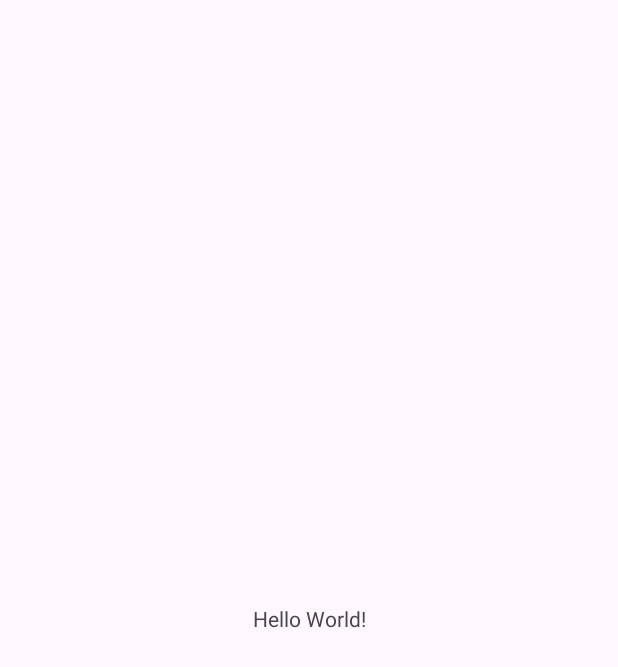
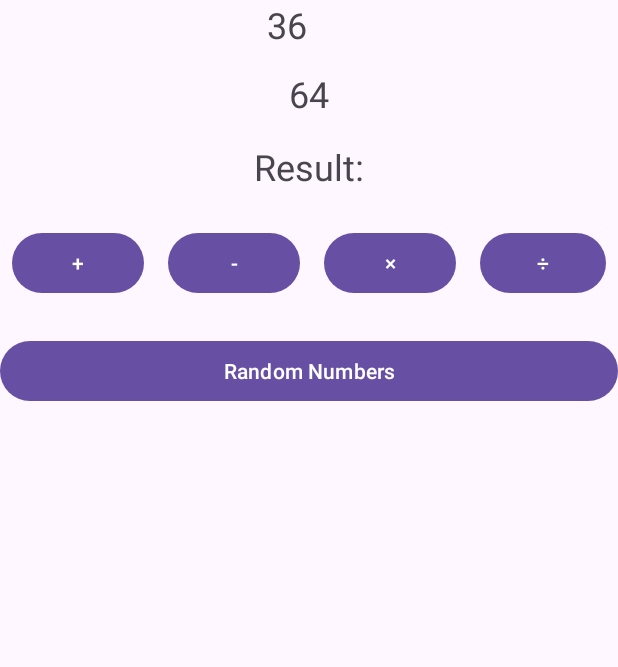
Before and after one commit to layan123-create/calc12, an Android app: the screen it shows after launch (MainActivity), on a phone screen of 412 x 824 dp. Before the commit the part shown is almost empty. Shown: the top 667 px of the screen. Run offline under Robolectric (Android 15) with nearby library versions, the phone set to English and light mode, and no system bars.

Commit message:
first commit

```diff
--- a/app/src/main/java/com/example/calc12/MainActivity.java
+++ b/app/src/main/java/com/example/calc12/MainActivity.java
@@ -1,6 +1,9 @@
 package com.example.calc12;
 
 import android.os.Bundle;
+import android.view.View;
+import android.widget.Button;
+import android.widget.TextView;
 
 import androidx.activity.EdgeToEdge;
 import androidx.appcompat.app.AppCompatActivity;
@@ -8,12 +11,75 @@ import androidx.core.graphics.Insets;
 import androidx.core.view.ViewCompat;
 import androidx.core.view.WindowInsetsCompat;
 
+import java.util.Random;
+
 public class MainActivity extends AppCompatActivity {
-
+    private TextView resultView, num1View, num2View;
+    private int num1, num2;private Button addButton, subtractButton, multiplyButton, divideButton, randomizeButton;
     @Override
     protected void onCreate(Bundle savedInstanceState) {
         super.onCreate(savedInstanceState);
-        EdgeToEdge.enable(this);
         setContentView(R.layout.activity_main);
+        num1View = findViewById(R.id.num1View);
+        num2View = findViewById(R.id.num2View);
+        resultView = findViewById(R.id.resultView);
+        addButton = findViewById(R.id.addButton);
+        subtractButton = findViewById(R.id.subtractButton);
+        multiplyButton = findViewById(R.id.multiplyButton);
+        divideButton = findViewById(R.id.divideButton);
+        randomizeButton = findViewById(R.id.randomizeButton);
+        generateRandomNumbers();
+        addButton.setOnClickListener(new View.OnClickListener() {
+            @Override
+            public void onClick(View v) {
+                int result = num1 + num2;
+                resultView.setText("Result: " + result);
+            }
+        });
+
+        subtractButton.setOnClickListener(new View.OnClickListener() {
+            @Override
+            public void onClick(View v) {
+                int result = num1 - num2;
+                resultView.setText("Result: " + result);
+            }
+        });
+
+        multiplyButton.setOnClickListener(new View.OnClickListener() {
+            @Override
+            public void onClick(View v) {
+                int result = num1 * num2;
+                resultView.setText("Result: " + result);
+            }
+        });
+
+        divideButton.setOnClickListener(new View.OnClickListener() {
+            @Override
+            public void onClick(View v) {
+                if (num2 != 0) {
+                    double result = (double) num1 / num2;
+                    resultView.setText("Result: " + result);
+                } else {
+                    resultView.setText("Cannot divide by zero!");
+                }
+            }
+        });
+        randomizeButton.setOnClickListener(new View.OnClickListener() {
+            @Override
+            public void onClick(View v) {
+                generateRandomNumbers();
+            }
+        });
     }
+
+    private void generateRandomNumbers() {
+        Random random = new Random();
+        num1 = random.nextInt(100);
+        num2 = random.nextInt(100);
+
+        num1View.setText(String.valueOf(num1));
+        num2View.setText(String.valueOf(num2));
+        resultView.setText("Result:");
+    }
+
 }
--- a/app/src/main/res/layout/activity_main.xml
+++ b/app/src/main/res/layout/activity_main.xml
@@ -1,19 +1,81 @@
 <?xml version="1.0" encoding="utf-8"?>
-<androidx.constraintlayout.widget.ConstraintLayout xmlns:android="http://schemas.android.com/apk/res/android"
+<LinearLayout xmlns:android="http://schemas.android.com/apk/res/android"
     xmlns:app="http://schemas.android.com/apk/res-auto"
     xmlns:tools="http://schemas.android.com/tools"
     android:id="@+id/main"
     android:layout_width="match_parent"
     android:layout_height="match_parent"
+    android:orientation="vertical"
     tools:context=".MainActivity">
 
     <TextView
+        android:id="@+id/num1View"
+        android:layout_width="55dp"
+        android:layout_height="46dp"
+        android:layout_gravity="center_horizontal"
+        android:text="Num1"
+        android:textSize="24sp" />
+
+    <TextView
+        android:id="@+id/num2View"
         android:layout_width="wrap_content"
         android:layout_height="wrap_content"
-        android:text="Hello World!"
-        app:layout_constraintBottom_toBottomOf="parent"
-        app:layout_constraintEnd_toEndOf="parent"
-        app:layout_constraintStart_toStartOf="parent"
-        app:layout_constraintTop_toTopOf="parent" />
+        android:text="Num2"
+        android:textSize="24sp"
+        android:layout_gravity="center_horizontal"
+        android:layout_marginBottom="16dp"/>
 
-</androidx.constraintlayout.widget.ConstraintLayout>
+
+    <TextView
+        android:id="@+id/resultView"
+        android:layout_width="wrap_content"
+        android:layout_height="wrap_content"
+        android:text="Result"
+        android:textSize="24sp"
+        android:layout_gravity="center_horizontal"
+        android:layout_marginBottom="16dp"/>
+
+
+    <LinearLayout
+        android:layout_width="match_parent"
+        android:layout_height="wrap_content"
+        android:orientation="horizontal"
+        android:gravity="center">
+
+        <Button
+            android:id="@+id/addButton"
+            android:layout_width="wrap_content"
+            android:layout_height="wrap_content"
+            android:text="+"
+            android:layout_margin="8dp"/>
+
+        <Button
+            android:id="@+id/subtractButton"
+            android:layout_width="wrap_content"
+            android:layout_height="wrap_content"
+            android:text="-"
+            android:layout_margin="8dp"/>
+
+        <Button
+            android:id="@+id/multiplyButton"
+            android:layout_width="wrap_content"
+            android:layout_height="wrap_content"
+            android:text="×"
+            android:layout_margin="8dp"/>
+
+        <Button
+            android:id="@+id/divideButton"
+            android:layout_width="wrap_content"
+            android:layout_height="wrap_content"
+            android:text="÷"
+            android:layout_margin="8dp"/>
+    </LinearLayout>
+
+    <Button
+        android:id="@+id/randomizeButton"
+        android:layout_width="match_parent"
+        android:layout_height="wrap_content"
+        android:text="Random Numbers"
+        android:layout_marginTop="16dp"/>
+
+</LinearLayout>
```
